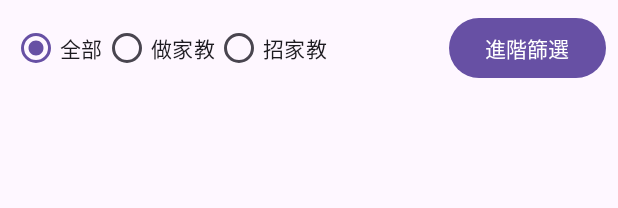
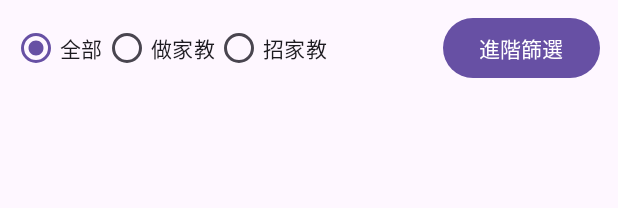
Before and after one commit to SkyFa11er/Tutorapp, an Android app: the layout fragment_first.xml on its own in the app's theme, with its tools: preview values and no code run, on a phone screen of 412 x 824 dp. Shown: the top 208 px of the screen. Run offline under Robolectric (Android 15) with nearby library versions, the phone set to English and light mode, and no system bars.

```diff
--- a/app/src/main/res/layout/fragment_first.xml
+++ b/app/src/main/res/layout/fragment_first.xml
@@ -5,20 +5,20 @@
     android:orientation="vertical"
     android:padding="8dp">
 
-    <!-- 類型切換（全部 / 做家教 / 招家教） + 進階按鈕 -->
+    <!-- 上方：RadioGroup + 進階篩選按鈕 -->
     <LinearLayout
         android:layout_width="match_parent"
         android:layout_height="wrap_content"
         android:orientation="horizontal"
-        android:gravity="center_vertical"
+        android:gravity="center_vertical|end"
         android:paddingBottom="8dp">
 
         <RadioGroup
             android:id="@+id/radio_filter"
-            android:layout_width="0dp"
-            android:layout_weight="1"
+            android:layout_width="wrap_content"
             android:layout_height="wrap_content"
-            android:orientation="horizontal">
+            android:orientation="horizontal"
+            android:layout_weight="1">
 
             <RadioButton
                 android:id="@+id/radio_all"
@@ -40,15 +40,18 @@
                 android:text="招家教" />
         </RadioGroup>
 
+        <!-- 進階篩選按鈕：靠右但不緊貼邊 -->
         <Button
             android:id="@+id/btn_filter_advanced"
             android:layout_width="wrap_content"
             android:layout_height="wrap_content"
             android:text="進階篩選"
-            android:layout_marginStart="12dp" />
+            android:layout_marginStart="8dp"
+            android:layout_marginEnd="4dp"
+            android:layout_gravity="center_vertical" />
     </LinearLayout>
 
-    <!-- 資訊列表 -->
+    <!-- 下方：資訊列表 -->
     <androidx.recyclerview.widget.RecyclerView
         android:id="@+id/recyclerView"
         android:layout_width="match_parent"
```
Also changed, not shown: app/src/main/java/com/example/tutorapp/MainActivity.java (+41 -29 lines).
